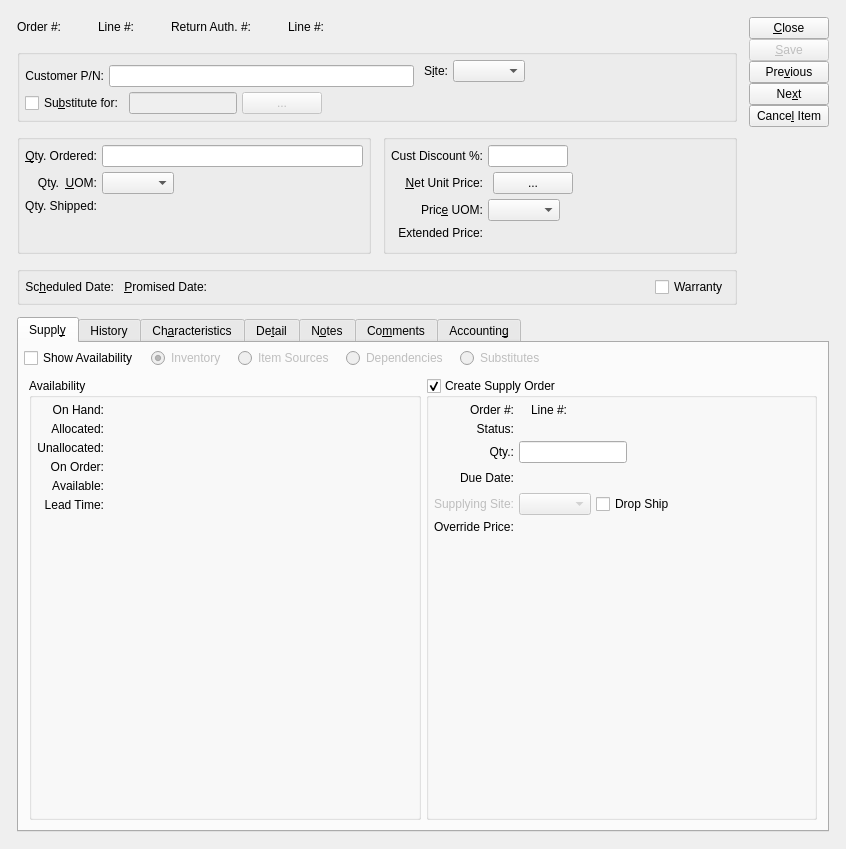
This is guiclient/salesOrderItem.ui in Pegasus-RPG/xtuple-client as Qt 5 draws it before an edit. The edited form follows.
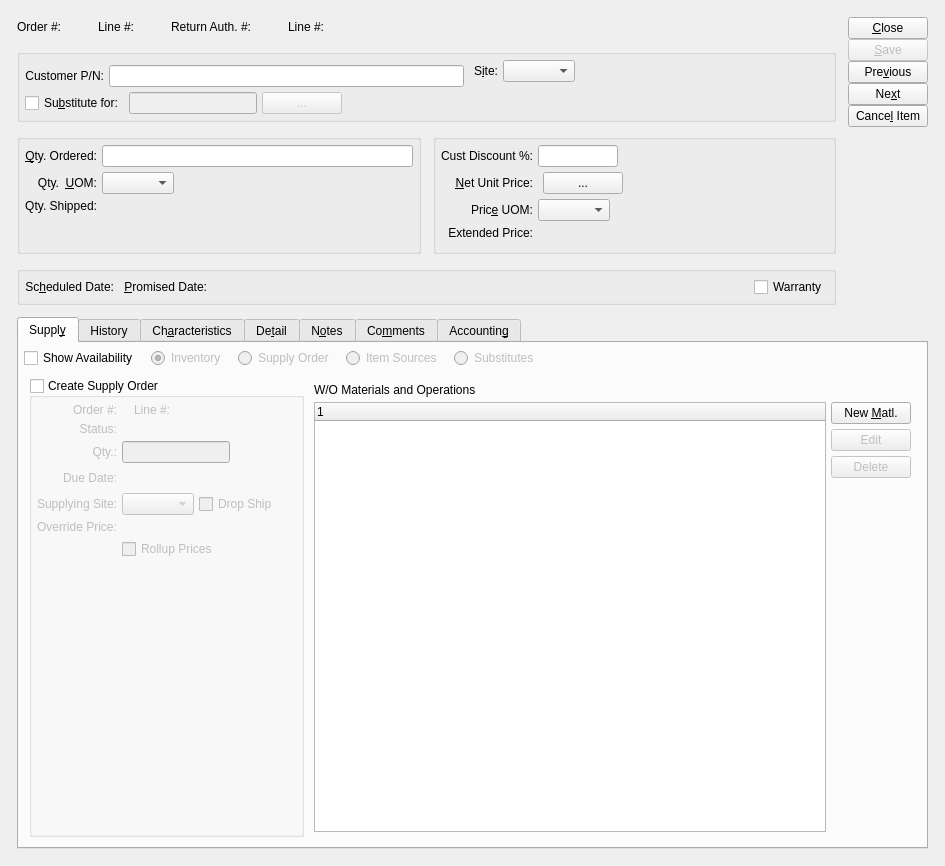
This is the edited form. The open tabs and pages were chosen to show the change. Custom widgets are drawn as their Qt base class.

Commit message: Issue #21095:allow modification of S/O supply orders

Patch:
```diff
--- a/guiclient/salesOrderItem.ui
+++ b/guiclient/salesOrderItem.ui
@@ -13,8 +13,8 @@
    <rect>
     <x>0</x>
     <y>0</y>
-    <width>846</width>
-    <height>849</height>
+    <width>945</width>
+    <height>866</height>
    </rect>
   </property>
   <property name="sizePolicy">
@@ -26,8 +26,8 @@
   <property name="windowTitle">
    <string>Sales Order Item</string>
   </property>
-  <layout class="QGridLayout" name="gridLayout">
-   <item row="0" column="0">
+  <layout class="QVBoxLayout" name="verticalLayout_4">
+   <item>
     <layout class="QGridLayout">
      <property name="margin">
       <number>12</number>
@@ -836,6 +836,16 @@
                </property>
               </widget>
              </item>
+             <item>
+              <widget class="QRadioButton" name="_supplyOrderButton">
+               <property name="enabled">
+                <bool>false</bool>
+               </property>
+               <property name="text">
+                <string>Supply Order</string>
+               </property>
+              </widget>
+             </item>
              <item>
               <widget class="QRadioButton" name="_itemSourcesButton">
                <property name="enabled">
@@ -846,16 +856,6 @@
                </property>
               </widget>
              </item>
-             <item>
-              <widget class="QRadioButton" name="_dependenciesButton">
-               <property name="enabled">
-                <bool>false</bool>
-               </property>
-               <property name="text">
-                <string>Dependencies</string>
-               </property>
-              </widget>
-             </item>
              <item>
               <widget class="QRadioButton" name="_substitutesButton">
                <property name="enabled">
@@ -887,8 +887,8 @@
               <number>0</number>
              </property>
              <widget class="QWidget" name="_inventoryPage">
-              <layout class="QGridLayout">
-               <item row="0" column="0">
+              <layout class="QHBoxLayout" name="horizontalLayout_8">
+               <item>
                 <widget class="QGroupBox" name="_availabilityGroup">
                  <property name="enabled">
                   <bool>true</bool>
@@ -1065,30 +1065,63 @@
                     </item>
                    </layout>
                   </item>
-                  <item row="0" column="1">
-                   <spacer>
-                    <property name="orientation">
-                     <enum>Qt::Horizontal</enum>
-                    </property>
-                    <property name="sizeHint" stdset="0">
-                     <size>
-                      <width>0</width>
-                      <height>20</height>
-                     </size>
-                    </property>
-                   </spacer>
-                  </item>
                  </layout>
                 </widget>
                </item>
-               <item row="0" column="1">
+               <item>
+                <layout class="QVBoxLayout">
+                 <property name="spacing">
+                  <number>0</number>
+                 </property>
+                 <item>
+                  <widget class="XCheckBox" name="_showIndented">
+                   <property name="enabled">
+                    <bool>false</bool>
+                   </property>
+                   <property name="focusPolicy">
+                    <enum>Qt::NoFocus</enum>
+                   </property>
+                   <property name="text">
+                    <string>Show dependencies as Indented BOM</string>
+                   </property>
+                  </widget>
+                 </item>
+                 <item>
+                  <widget class="XTreeWidget" name="_availability">
+                   <property name="enabled">
+                    <bool>false</bool>
+                   </property>
+                   <property name="focusPolicy">
+                    <enum>Qt::NoFocus</enum>
+                   </property>
+                   <property name="rootIsDecorated">
+                    <bool>true</bool>
+                   </property>
+                  </widget>
+                 </item>
+                </layout>
+               </item>
+              </layout>
+             </widget>
+             <widget class="QWidget" name="_supplyOrderPage">
+              <layout class="QHBoxLayout" name="horizontalLayout_10">
+               <item>
                 <widget class="QGroupBox" name="_createSupplyOrder">
+                 <property name="sizePolicy">
+                  <sizepolicy hsizetype="Fixed" vsizetype="Preferred">
+                   <horstretch>1</horstretch>
+                   <verstretch>0</verstretch>
+                  </sizepolicy>
+                 </property>
                  <property name="title">
                   <string>Create Supply Order</string>
                  </property>
                  <property name="checkable">
                   <bool>true</bool>
                  </property>
+                 <property name="checked">
+                  <bool>false</bool>
+                 </property>
                  <layout class="QGridLayout">
                   <item row="0" column="0">
                    <layout class="QHBoxLayout">
@@ -1096,15 +1129,29 @@
                      <layout class="QVBoxLayout">
                       <item>
                        <layout class="QGridLayout">
-                        <item row="2" column="0">
-                         <widget class="QLabel" name="_supplyOrderQtyLit">
-                          <property name="text">
-                           <string>Qty.:</string>
-                          </property>
-                          <property name="alignment">
-                           <set>Qt::AlignRight|Qt::AlignTrailing|Qt::AlignVCenter</set>
-                          </property>
-                         </widget>
+                        <item row="2" column="1">
+                         <layout class="QHBoxLayout" name="horizontalLayout_7">
+                          <item>
+                           <widget class="XLineEdit" name="_supplyOrderQty">
+                            <property name="alignment">
+                             <set>Qt::AlignRight|Qt::AlignTrailing|Qt::AlignVCenter</set>
+                            </property>
+                           </widget>
+                          </item>
+                          <item>
+                           <spacer name="horizontalSpacer_2">
+                            <property name="orientation">
+                             <enum>Qt::Horizontal</enum>
+                            </property>
+                            <property name="sizeHint" stdset="0">
+                             <size>
+                              <width>40</width>
+                              <height>20</height>
+                             </size>
+                            </property>
+                           </spacer>
+                          </item>
+                         </layout>
                         </item>
                         <item row="0" column="0">
                          <widget class="QLabel" name="_supplyOrderLit">
@@ -1174,7 +1221,7 @@
                           <item>
                            <widget class="DLineEdit" name="_supplyOrderDueDate">
                             <property name="enabled">
-                             <bool>true</bool>
+                             <bool>false</bool>
                             </property>
                            </widget>
                           </item>
@@ -1301,33 +1348,26 @@
                            <bool>false</bool>
                           </property>
                           <property name="enabled">
-                           <bool>true</bool>
+                           <bool>false</bool>
                           </property>
                          </widget>
                         </item>
-                        <item row="2" column="1">
-                         <layout class="QHBoxLayout" name="horizontalLayout_7">
-                          <item>
-                           <widget class="XLineEdit" name="_supplyOrderQty">
-                            <property name="alignment">
-                             <set>Qt::AlignRight|Qt::AlignTrailing|Qt::AlignVCenter</set>
-                            </property>
-                           </widget>
-                          </item>
-                          <item>
-                           <spacer name="horizontalSpacer_2">
-                            <property name="orientation">
-                             <enum>Qt::Horizontal</enum>
-                            </property>
-                            <property name="sizeHint" stdset="0">
-                             <size>
-                              <width>40</width>
-                              <height>20</height>
-                             </size>
-                            </property>
-                           </spacer>
-                          </item>
-                         </layout>
+                        <item row="2" column="0">
+                         <widget class="QLabel" name="_supplyOrderQtyLit">
+                          <property name="text">
+                           <string>Qty.:</string>
+                          </property>
+                          <property name="alignment">
+                           <set>Qt::AlignRight|Qt::AlignTrailing|Qt::AlignVCenter</set>
+                          </property>
+                         </widget>
+                        </item>
+                        <item row="6" column="1">
+                         <widget class="QCheckBox" name="_supplyRollupPrices">
+                          <property name="text">
+                           <string>Rollup Prices</string>
+                          </property>
+                         </widget>
                         </item>
                        </layout>
                       </item>
@@ -1346,24 +1386,102 @@
                       </item>
                      </layout>
                     </item>
-                    <item>
-                     <spacer>
-                      <property name="orientation">
-                       <enum>Qt::Horizontal</enum>
-                      </property>
-                      <property name="sizeHint" stdset="0">
-                       <size>
-                        <width>0</width>
-                        <height>121</height>
-                       </size>
-                      </property>
-                     </spacer>
-                    </item>
                    </layout>
                   </item>
                  </layout>
                 </widget>
                </item>
+               <item>
+                <widget class="QStackedWidget" name="_supplyOrderStack">
+                 <property name="sizePolicy">
+                  <sizepolicy hsizetype="Preferred" vsizetype="Preferred">
+                   <horstretch>0</horstretch>
+                   <verstretch>0</verstretch>
+                  </sizepolicy>
+                 </property>
+                 <property name="currentIndex">
+                  <number>3</number>
+                 </property>
+                 <widget class="QWidget" name="_workOrderPage">
+                  <layout class="QVBoxLayout" name="verticalLayout_7">
+                   <item>
+                    <layout class="QVBoxLayout" name="verticalLayout_5">
+                     <item>
+                      <widget class="QLabel" name="_woListLit">
+                       <property name="sizePolicy">
+                        <sizepolicy hsizetype="Expanding" vsizetype="Preferred">
+                         <horstretch>0</horstretch>
+                         <verstretch>0</verstretch>
+                        </sizepolicy>
+                       </property>
+                       <property name="text">
+                        <string>W/O Materials and Operations</string>
+                       </property>
+                      </widget>
+                     </item>
+                     <item>
+                      <layout class="QHBoxLayout" name="horizontalLayout_9">
+                       <item>
+                        <widget class="XTreeWidget" name="_woIndentedList"/>
+                       </item>
+                       <item>
+                        <layout class="QVBoxLayout" name="verticalLayout_6">
+                         <item>
+                          <widget class="QPushButton" name="_supplyWoNewMatl">
+                           <property name="enabled">
+                            <bool>true</bool>
+                           </property>
+                           <property name="text">
+                            <string>New &amp;Matl.</string>
+                           </property>
+                          </widget>
+                         </item>
+                         <item>
+                          <widget class="QPushButton" name="_supplyWoEdit">
+                           <property name="enabled">
+                            <bool>false</bool>
+                           </property>
+                           <property name="text">
+                            <string>Edit</string>
+                           </property>
+                          </widget>
+                         </item>
+                         <item>
+                          <widget class="QPushButton" name="_supplyWoDelete">
+                           <property name="enabled">
+                            <bool>false</bool>
+                           </property>
+                           <property name="text">
+                            <string>Delete</string>
+                           </property>
+                          </widget>
+                         </item>
+                         <item>
+                          <spacer name="verticalSpacer">
+                           <property name="orientation">
+                            <enum>Qt::Vertical</enum>
+                           </property>
+                           <property name="sizeHint" stdset="0">
+                            <size>
+                             <width>20</width>
+                             <height>17</height>
+                            </size>
+                           </property>
+                          </spacer>
+                         </item>
+                        </layout>
+                       </item>
+                      </layout>
+                     </item>
+                    </layout>
+                   </item>
+                  </layout>
+                 </widget>
+                 <widget class="QWidget" name="_purchaseOrderPage"/>
+                 <widget class="QWidget" name="_purchaseRequestPage"/>
+                 <widget class="QWidget" name="_blankOrderPage"/>
+                </widget>
+               </item>
               </layout>
              </widget>
              <widget class="QWidget" name="_itemSourcesPage">
@@ -1377,43 +1495,6 @@
                </item>
               </layout>
              </widget>
-             <widget class="QWidget" name="_dependenciesPage">
-              <layout class="QGridLayout">
-               <item row="0" column="0">
-                <layout class="QVBoxLayout">
-                 <property name="spacing">
-                  <number>0</number>
-                 </property>
-                 <item>
-                  <widget class="XCheckBox" name="_showIndented">
-                   <property name="enabled">
-                    <bool>false</bool>
-                   </property>
-                   <property name="focusPolicy">
-                    <enum>Qt::NoFocus</enum>
-                   </property>
-                   <property name="text">
-                    <string>Show dependencies as Indented BOM</string>
-                   </property>
-                  </widget>
-                 </item>
-                 <item>
-                  <widget class="XTreeWidget" name="_availability">
-                   <property name="enabled">
-                    <bool>false</bool>
-                   </property>
-                   <property name="focusPolicy">
-                    <enum>Qt::NoFocus</enum>
-                   </property>
-                   <property name="rootIsDecorated">
-                    <bool>true</bool>
-                   </property>
-                  </widget>
-                 </item>
-                </layout>
-               </item>
-              </layout>
-             </widget>
              <widget class="QWidget" name="_substitutesPage">
               <layout class="QHBoxLayout" name="horizontalLayout_6">
                <item>
```
Left out of the diff: 3 changed lines with no effect on the pictures. The commit also changes 4 other files.
